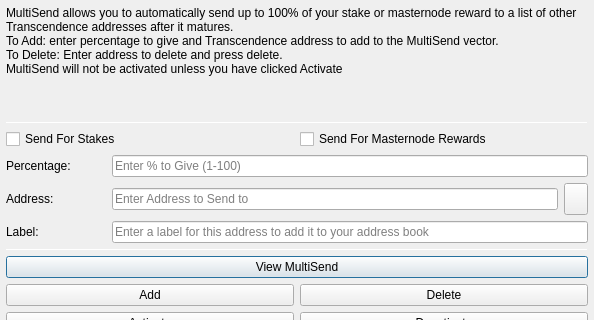
Above: src/qt/forms/multisenddialog.ui from phoenixkonsole/papara before the change; both pictures show x 0 to 594 and y 0 to 320 of the 594 by 526 pixel window. Below: the same form after it.
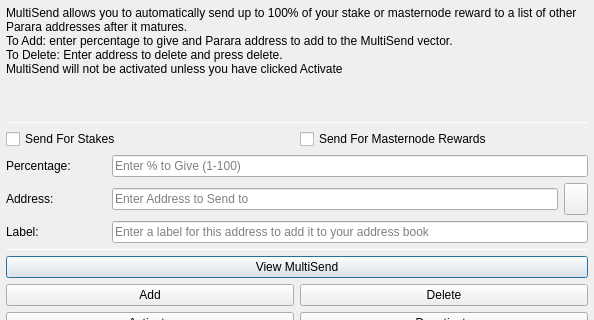
That is the form after the change. Icons and pictures are not drawn.

The edit to the form file:
```diff
--- a/src/qt/forms/multisenddialog.ui
+++ b/src/qt/forms/multisenddialog.ui
@@ -28,8 +28,8 @@
         <number>1</number>
        </property>
        <property name="text">
-        <string>MultiSend allows you to automatically send up to 100% of your stake or masternode reward to a list of other Transcendence addresses after it matures.
-To Add: enter percentage to give and Transcendence address to add to the MultiSend vector.
+        <string>MultiSend allows you to automatically send up to 100% of your stake or masternode reward to a list of other Parara addresses after it matures.
+To Add: enter percentage to give and Parara address to add to the MultiSend vector.
 To Delete: Enter address to delete and press delete.
 MultiSend will not be activated unless you have clicked Activate</string>
        </property>
```
Left out of the diff: 4 changed lines with no effect on the pictures.
